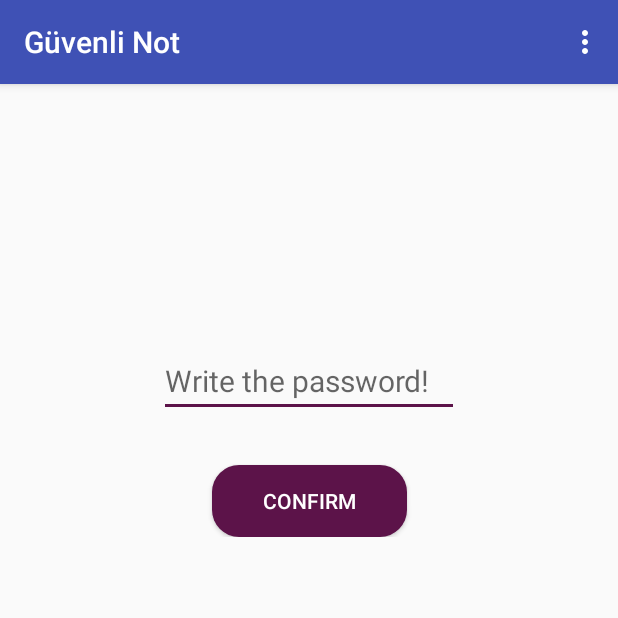
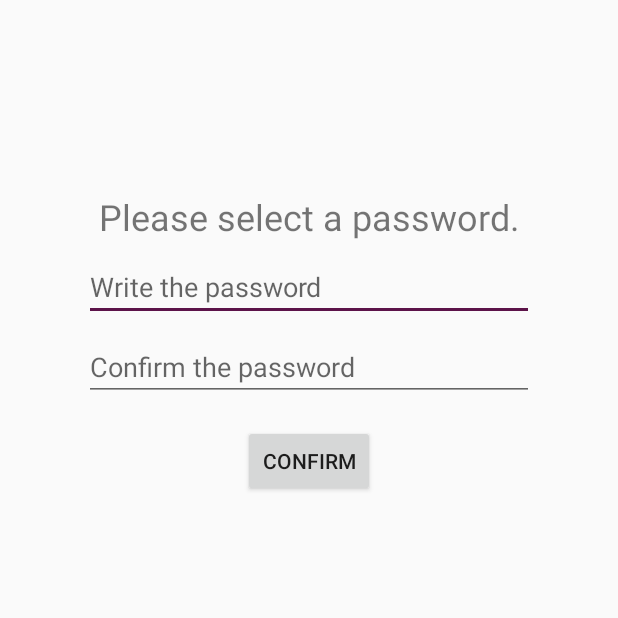
Before and after one commit to deepakkumardk/GuvenliNot, an Android app: the screen it shows after launch (FirstLogin), on a phone screen of 412 x 824 dp, the top half of it. Run offline under Robolectric (Android 15) with nearby library versions, the light colour scheme and no system bars; libraries missing offline, so code that uses them is left out: es.dmoral.toasty.

Commit message:
now app wants password on cold startup

```diff
--- a/app/build.gradle
+++ b/app/build.gradle
@@ -19,13 +19,16 @@ android {
             proguardFiles getDefaultProguardFile('proguard-android-optimize.txt'), 'proguard-rules.pro'
         }
     }
+    lintOptions {
+        abortOnError false
+    }
 }
 allprojects {
     repositories {
         maven { url "https://jitpack.io" }
     }
 }
-final String version= '28.0.0-rc02'
+final String version= '28.0.0'
 dependencies {
     implementation fileTree(dir: 'libs', include: ['*.jar'])
     implementation "org.jetbrains.kotlin:kotlin-stdlib-jdk7:$kotlin_version"
--- a/app/src/main/AndroidManifest.xml
+++ b/app/src/main/AndroidManifest.xml
@@ -57,5 +57,13 @@
             </intent-filter>
         </activity>
 
+        <activity android:name=".FirstLogin"
+            android:windowSoftInputMode="stateHidden">
+            <intent-filter>
+                <action android:name="android.intent.action.VIEW"/>
+                <category android:name="android.intent.category.INFO"/>
+            </intent-filter>
+        </activity>
+
     </application>
 </manifest>
--- a/app/src/main/java/com/kaancaliskan/guvenlinot/AboutActivity.kt
+++ b/app/src/main/java/com/kaancaliskan/guvenlinot/AboutActivity.kt
@@ -30,7 +30,6 @@ open class AboutActivity : MaterialAboutActivity() {
         appUpdater.showAppUpdated(true)
         appUpdater.setContentOnUpdateAvailable(getString(R.string.update_available))
         appUpdater.setContentOnUpdateNotAvailable(getString(R.string.update_not_available))
-        appUpdater.setButtonUpdate(getString(R.string.button_update))
 
         val appCardBuilder = MaterialAboutCard.Builder()
 
@@ -99,9 +98,10 @@ open class AboutActivity : MaterialAboutActivity() {
         return MaterialAboutList(appCardBuilder.build(), authorCardBuilder.build())
     }
 
+
     companion object {
         /**
-         * This function creates our license cards.
+         * This function identifies our license cards.
          */
         fun createMaterialAboutLicenseList(c: Context): MaterialAboutList {
 
--- /dev/null
+++ b/app/src/main/java/com/kaancaliskan/guvenlinot/FirstLogin.kt
@@ -0,0 +1,31 @@
+package com.kaancaliskan.guvenlinot
+
+import android.content.Intent
+import android.os.Bundle
+import android.support.v7.app.AppCompatActivity
+import android.widget.Toast
+import es.dmoral.toasty.Toasty
+import kotlinx.android.synthetic.main.first_login.*
+/**
+ * This class helps us to take the first password.
+ */
+class FirstLogin: AppCompatActivity(){
+    override fun onCreate(savedInstanceState: Bundle?) {
+        super.onCreate(savedInstanceState)
+        setContentView(R.layout.first_login)
+
+        confirm_password_button.setOnClickListener {
+            if (write_password.text.toString()==confirm_password.text.toString() &&  write_password.text.toString()!=""){
+                LocalData.write(this, getString(R.string.hashed_password), Hash.sha512(write_password.text.toString()))
+                Toasty.success(this, getString(R.string.saved), Toast.LENGTH_LONG).show()
+
+                check_for_intent=true
+                val intent=Intent(applicationContext, MainActivity::class.java)
+                startActivity(intent)
+            }
+            else{
+                Toasty.error(this, getString(R.string.cant_save), Toast.LENGTH_LONG).show()
+            }
+        }
+    }
+}
--- a/app/src/main/java/com/kaancaliskan/guvenlinot/LoginActivity.kt
+++ b/app/src/main/java/com/kaancaliskan/guvenlinot/LoginActivity.kt
@@ -9,7 +9,6 @@ import android.widget.Toast
 import es.dmoral.toasty.Toasty
 import kotlinx.android.synthetic.main.activity_login.*
 
-var password="1234"
 var check_for_intent = false
 
 /**
@@ -23,8 +22,8 @@ class LoginActivity : AppCompatActivity() {
         setSupportActionBar(findViewById(R.id.toolbar))
 
         if (LocalData.read(this, getString(R.string.hashed_password)) == "" ){
-            LocalData.write(this, getString(R.string.hashed_password), Hash.sha512(password))
-            Toasty.info(this, getString(R.string.change_password), Toast.LENGTH_LONG, true).show()
+            val intent= Intent(applicationContext, FirstLogin::class.java)
+            startActivity(intent)
         }
         confirm_button.setOnClickListener{
             if (Hash.sha512(confirm_EditText.text.toString())==LocalData.read(this, getString(R.string.hashed_password))){
--- a/app/src/main/java/com/kaancaliskan/guvenlinot/Settings.kt
+++ b/app/src/main/java/com/kaancaliskan/guvenlinot/Settings.kt
@@ -14,6 +14,8 @@ class Settings: AppCompatActivity(){
     override fun onCreate(savedInstanceState: Bundle?) {
         super.onCreate(savedInstanceState)
         setContentView(R.layout.settings)
+
+        var password="1234"
 
         change_button.setOnClickListener{
             var a=1
--- /dev/null
+++ b/app/src/main/res/layout/first_login.xml
@@ -0,0 +1,60 @@
+<?xml version="1.0" encoding="utf-8"?>
+<android.support.constraint.ConstraintLayout xmlns:android="http://schemas.android.com/apk/res/android"
+    xmlns:app="http://schemas.android.com/apk/res-auto"
+    xmlns:tools="http://schemas.android.com/tools"
+    android:layout_width="match_parent"
+    android:layout_height="match_parent">
+
+    <TextView
+        android:id="@+id/change_text"
+        android:layout_width="wrap_content"
+        android:layout_height="wrap_content"
+        android:layout_marginTop="128dp"
+        android:text="@string/change_password"
+        android:textSize="24sp"
+        app:layout_constraintEnd_toEndOf="parent"
+        app:layout_constraintHorizontal_bias="0.5"
+        app:layout_constraintStart_toStartOf="parent"
+        app:layout_constraintTop_toTopOf="parent" />
+
+    <android.support.design.widget.TextInputEditText
+        android:id="@+id/write_password"
+        android:layout_width="300dp"
+        android:layout_height="wrap_content"
+        android:layout_marginTop="8dp"
+        android:hint="@string/write_password"
+        android:inputType="textPassword"
+        android:selectAllOnFocus="true"
+        android:singleLine="true"
+        android:textAlignment="center"
+        app:layout_constraintEnd_toEndOf="parent"
+        app:layout_constraintHorizontal_bias="0.5"
+        app:layout_constraintStart_toStartOf="parent"
+        app:layout_constraintTop_toBottomOf="@+id/change_text" />
+
+    <android.support.design.widget.TextInputEditText
+        android:id="@+id/confirm_password"
+        android:layout_width="300dp"
+        android:layout_height="wrap_content"
+        android:layout_marginTop="8dp"
+        android:hint="@string/confirm_password"
+        android:inputType="textPassword"
+        android:selectAllOnFocus="true"
+        android:singleLine="true"
+        android:textAlignment="center"
+        app:layout_constraintEnd_toEndOf="parent"
+        app:layout_constraintHorizontal_bias="0.5"
+        app:layout_constraintStart_toStartOf="parent"
+        app:layout_constraintTop_toBottomOf="@+id/write_password" />
+
+    <Button
+        android:id="@+id/confirm_password_button"
+        android:layout_width="wrap_content"
+        android:layout_height="wrap_content"
+        android:layout_marginTop="16dp"
+        android:text="@string/confirm"
+        app:layout_constraintEnd_toEndOf="parent"
+        app:layout_constraintHorizontal_bias="0.5"
+        app:layout_constraintStart_toStartOf="parent"
+        app:layout_constraintTop_toBottomOf="@+id/confirm_password" />
+</android.support.constraint.ConstraintLayout>
--- a/app/src/main/res/values/strings.xml
+++ b/app/src/main/res/values/strings.xml
@@ -13,7 +13,7 @@
     <string name="hashed_password" translatable="false">hashed_password</string>
     <string name="encoded_note" translatable="false">encoded_note</string>
     <string name="saved">Saved!</string>
-    <string name="change_password">Please change the password from settings. Default password is 1234.</string>
+    <string name="change_password">Please select a password.</string>
     <string name="restrict_access">You can\'t access to notes without password!</string>
     <string name="about">About</string>
     <string name="licenses">Licenses</string>
@@ -34,4 +34,7 @@
     <string name="button_update">Update</string>
     <string name="github_user" translatable="false">hakkikaancaliskan</string>
     <string name="github_repo" translatable="false">GuvenliNot</string>
+    <string name="write_password">Write the password</string>
+    <string name="confirm_password">Confirm the password</string>
+    <string name="cant_save">Can\'t saved!</string>
 </resources>
--- a/build.gradle
+++ b/build.gradle
@@ -1,17 +1,14 @@
 // Top-level build file where you can add configuration options common to all sub-projects/modules.
 
 buildscript {
-    ext.kotlin_version = '1.2.70'
+    ext.kotlin_version = '1.2.71'
     repositories {
         google()
         jcenter()
     }
     dependencies {
-        classpath 'com.android.tools.build:gradle:3.1.4'
+        classpath 'com.android.tools.build:gradle:3.2.0'
         classpath "org.jetbrains.kotlin:kotlin-gradle-plugin:$kotlin_version"
-
-        // NOTE: Do not place your application dependencies here; they belong
-        // in the individual module build.gradle files
     }
 }
 
```
Also changed, not shown: app/src/main/java/com/kaancaliskan/guvenlinot/LicenseActivity.kt (+3 -5 lines), app/src/main/java/com/kaancaliskan/guvenlinot/MainActivity.kt (+7 -7 lines), 1 other file.
